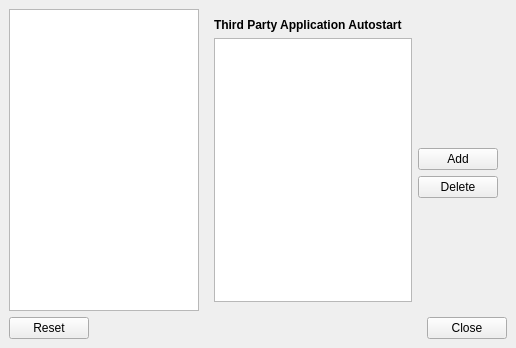
Before: the Qt Designer form config/sessionconfigwindow.ui in lxqt/lxqt-session, drawn with Qt 5.
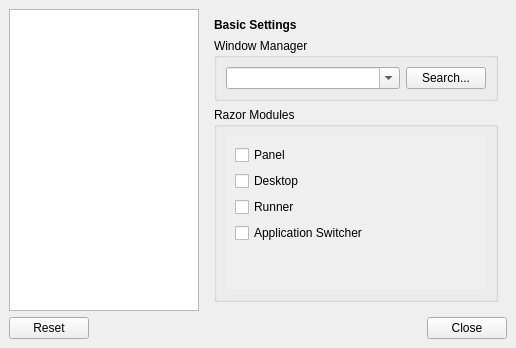
After: the same form once the commit is applied. The open tabs and pages were chosen to show the change. Custom widgets are drawn as their Qt base class.

Commit message: Replace old autostart

The edit to the form file:
```diff
--- a/config/sessionconfigwindow.ui
+++ b/config/sessionconfigwindow.ui
@@ -345,76 +345,6 @@
           </item>
          </layout>
         </widget>
-        <widget class="QWidget" name="autostartPage">
-         <layout class="QGridLayout" name="gridLayout_6">
-          <item row="0" column="0">
-           <widget class="QLabel" name="label_2">
-            <property name="font">
-             <font>
-              <weight>75</weight>
-              <bold>true</bold>
-             </font>
-            </property>
-            <property name="text">
-             <string>Third Party Application Autostart</string>
-            </property>
-           </widget>
-          </item>
-          <item row="1" column="0" rowspan="4">
-           <widget class="QListView" name="autostartView">
-            <property name="sizePolicy">
-             <sizepolicy hsizetype="Expanding" vsizetype="Expanding">
-              <horstretch>0</horstretch>
-              <verstretch>0</verstretch>
-             </sizepolicy>
-            </property>
-            <property name="alternatingRowColors">
-             <bool>true</bool>
-            </property>
-           </widget>
-          </item>
-          <item row="1" column="1">
-           <spacer name="verticalSpacer_2">
-            <property name="orientation">
-             <enum>Qt::Vertical</enum>
-            </property>
-            <property name="sizeHint" stdset="0">
-             <size>
-              <width>30</width>
-              <height>78</height>
-             </size>
-            </property>
-           </spacer>
-          </item>
-          <item row="2" column="1">
-           <widget class="QPushButton" name="appAddButton">
-            <property name="text">
-             <string>Add</string>
-            </property>
-           </widget>
-          </item>
-          <item row="3" column="1">
-           <widget class="QPushButton" name="appDeleteButton">
-            <property name="text">
-             <string>Delete</string>
-            </property>
-           </widget>
-          </item>
-          <item row="4" column="1">
-           <spacer name="verticalSpacer_3">
-            <property name="orientation">
-             <enum>Qt::Vertical</enum>
-            </property>
-            <property name="sizeHint" stdset="0">
-             <size>
-              <width>30</width>
-              <height>61</height>
-             </size>
-            </property>
-           </spacer>
-          </item>
-         </layout>
-        </widget>
         <widget class="QWidget" name="environmentPage">
          <layout class="QGridLayout" name="gridLayout_7">
           <item row="1" column="1">
```
The commit also changes 3 other files.
